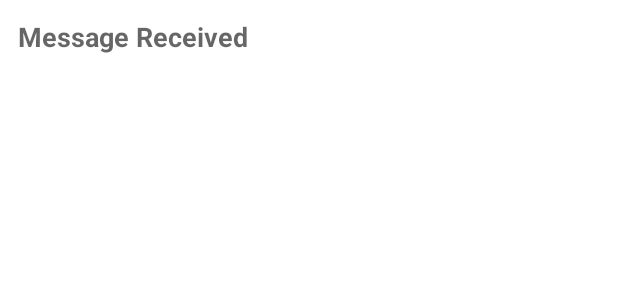
After one commit to Daniil-Vladimirov/Activity_Homework_2, an Android app: the layout activity_second.xml on its own in the app's theme, with its tools: preview values and no code run, on a phone screen of 412 x 824 dp. The commit adds this screen. Shown: the top 300 px of the screen. Run offline under Robolectric (Android 15) with nearby library versions, the phone set to English and light mode, and no system bars.

Commit message:
Create second_activity design

```diff
--- /dev/null
+++ b/app/src/main/res/layout/activity_second.xml
@@ -0,0 +1,20 @@
+<?xml version="1.0" encoding="utf-8"?>
+<androidx.constraintlayout.widget.ConstraintLayout xmlns:android="http://schemas.android.com/apk/res/android"
+    xmlns:app="http://schemas.android.com/apk/res-auto"
+    xmlns:tools="http://schemas.android.com/tools"
+    android:layout_width="match_parent"
+    android:layout_height="match_parent"
+    tools:context=".SecondActivity">
+
+    <TextView
+        android:id="@+id/text_header"
+        android:layout_width="wrap_content"
+        android:layout_height="wrap_content"
+        app:layout_constraintStart_toStartOf="parent"
+        app:layout_constraintTop_toTopOf="parent"
+        android:layout_margin="12dp"
+        android:text="@string/text_message_received"
+        android:textStyle="bold"
+        android:textAppearance="@style/TextAppearance.AppCompat.Medium"/>
+
+</androidx.constraintlayout.widget.ConstraintLayout>
--- a/app/src/main/res/values/strings.xml
+++ b/app/src/main/res/values/strings.xml
@@ -1,3 +1,6 @@
 <resources>
     <string name="app_name">Activity_Homework_2</string>
+    <string name="send_btn_text">Send</string>
+    <string name="second_activity_label">Second Activity</string>
+    <string name="text_message_received">Message Received</string>
 </resources>
```
Also changed, not shown: app/src/main/AndroidManifest.xml (+7 -0 lines), app/src/main/java/com/example/activity_homework_2/MainActivity.kt (+12 -0 lines), app/src/main/java/com/example/activity_homework_2/SecondActivity.kt (added, +11 -0 lines), app/src/main/res/layout/activity_main.xml (+11 -8 lines).
